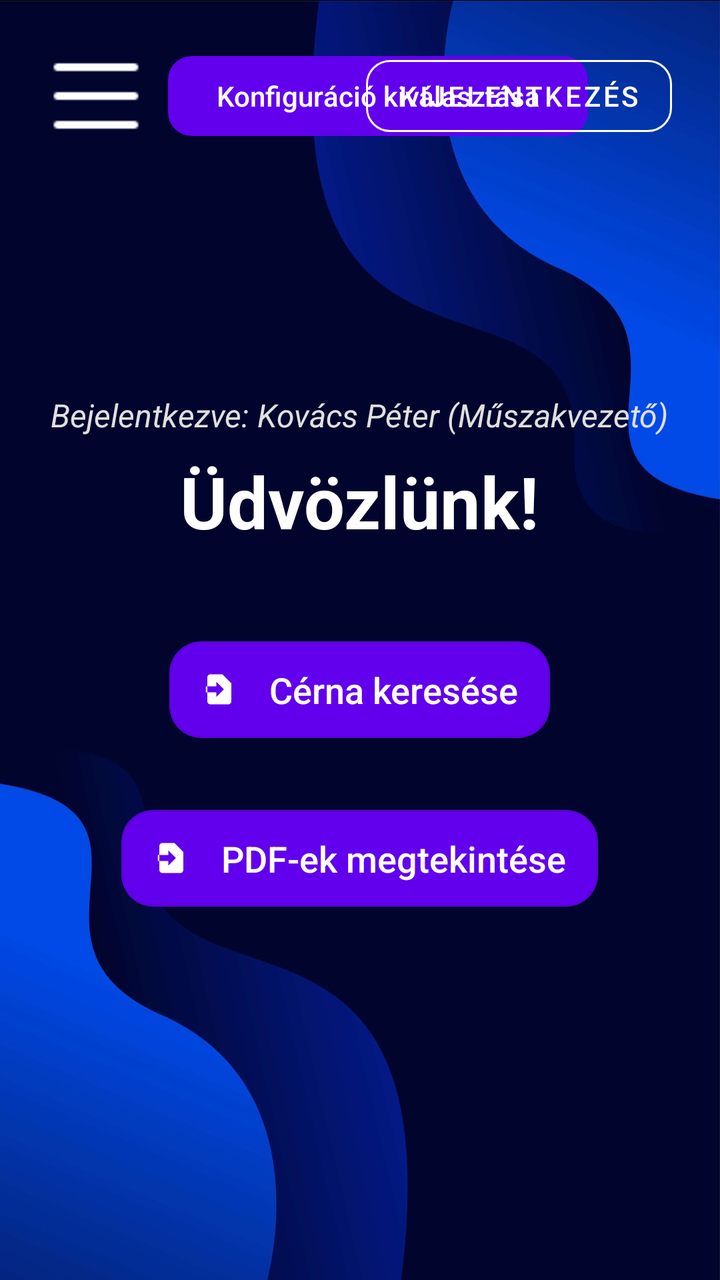
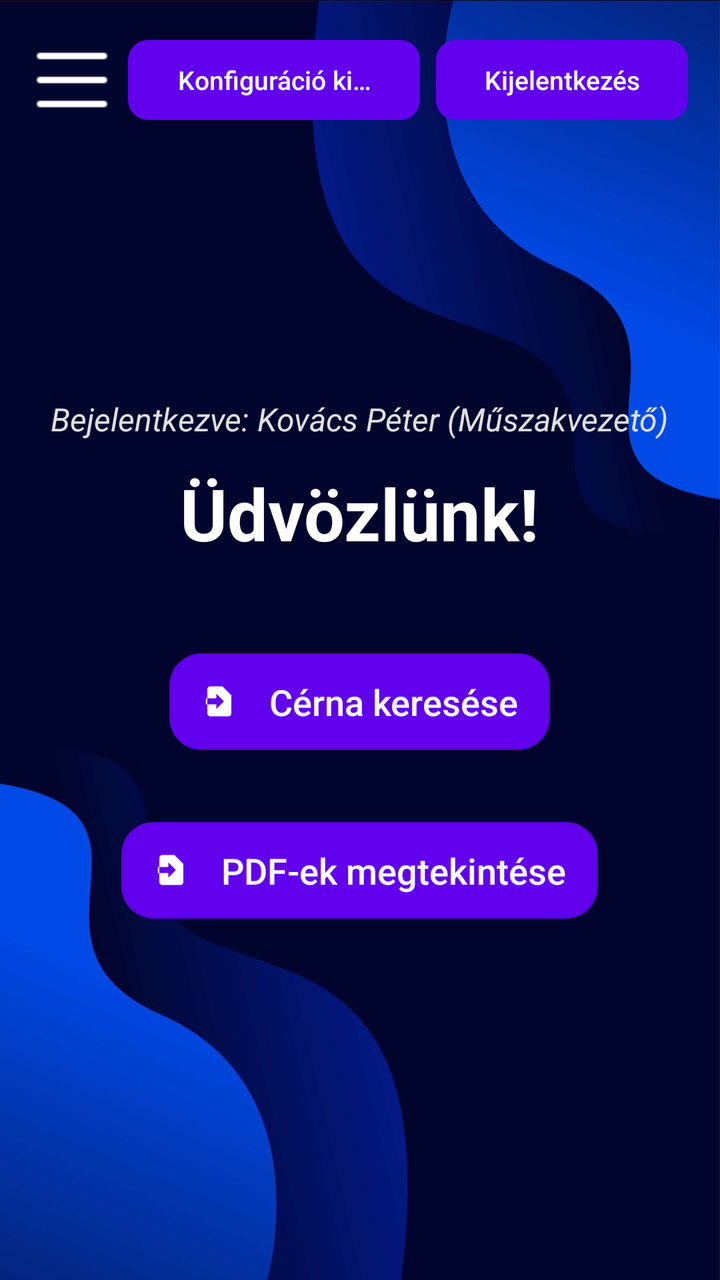

Two renders of the same Android screen: before a commit and after it. Below are the layout's source before the change and the commit's diff.
<!-- AndroidManifest.xml: application theme Theme.Szakdoga -->
<!-- res/layout/activity_main.xml -->
<?xml version="1.0" encoding="utf-8"?>
<FrameLayout
    xmlns:android="http://schemas.android.com/apk/res/android"
    xmlns:app="http://schemas.android.com/apk/res-auto"
    xmlns:tools="http://schemas.android.com/tools"
    android:layout_width="match_parent"
    android:layout_height="match_parent"
    tools:context=".MainActivity"
    android:background="@drawable/background">

    <androidx.constraintlayout.widget.ConstraintLayout
        android:id="@+id/main"
        android:layout_width="match_parent"
        android:layout_height="match_parent"
        android:padding="24dp">

        <ImageView
            android:id="@+id/menubutton"
            android:layout_width="48dp"
            android:layout_height="48dp"
            android:onClick="menuPoint"
            android:src="@drawable/hamburgerwhite"
            app:layout_constraintStart_toStartOf="parent"
            app:layout_constraintTop_toTopOf="parent" />

        <Button
            android:id="@+id/load_config_button"
            android:layout_width="wrap_content"
            android:layout_height="wrap_content"
            android:layout_marginStart="12dp"
            android:onClick="selectConfigFromJsonFile"
            android:text="Konfiguráció kiválasztása"
            app:layout_constraintStart_toEndOf="@id/menubutton"
            app:layout_constraintTop_toTopOf="@id/menubutton"
            android:textColor="@android:color/white"
            android:textSize="14sp"
            android:textAllCaps="false"
            android:letterSpacing="0"
            app:cornerRadius="12dp"
            app:backgroundTint="@color/primary"
            app:rippleColor="@color/primary_dark" />

        
        <com.google.android.material.button.MaterialButton
            android:id="@+id/logoutButton"
            style="@style/Widget.MaterialComponents.Button.OutlinedButton"
            android:layout_width="wrap_content"
            android:layout_height="wrap_content"
            android:onClick="logoutUser"
            android:text="Kijelentkezés"
            android:textColor="@color/white"
            android:textSize="14sp"
            app:strokeColor="@color/white"
            app:cornerRadius="12dp"
            app:layout_constraintEnd_toEndOf="parent"
            app:layout_constraintTop_toTopOf="parent" />

        <LinearLayout
            android:id="@+id/main_buttons_container"
            android:layout_width="0dp"
            android:layout_height="wrap_content"
            android:layout_marginTop="40dp"
            android:gravity="center_horizontal"
            android:orientation="vertical"
            app:layout_constraintBottom_toBottomOf="parent"
            app:layout_constraintEnd_toEndOf="parent"
            app:layout_constraintStart_toStartOf="parent"
            app:layout_constraintTop_toTopOf="parent">

            <TextView
                android:id="@+id/userBadgeTextView"
                android:layout_width="wrap_content"
                android:layout_height="wrap_content"
                android:layout_marginBottom="8dp"
                android:text="Bejelentkezve: Kovács Péter (Műszakvezető)"
                android:textColor="#E0E0E0"
                android:textSize="16sp"
                android:textStyle="italic" />

            <TextView
                android:id="@+id/title"
                android:layout_width="wrap_content"
                android:layout_height="wrap_content"
                android:layout_marginBottom="40dp"
                android:text="Üdvözlünk!"
                android:textColor="@color/white"
                android:textSize="36sp"
                android:textStyle="bold" />

            <com.google.android.material.button.MaterialButton
                android:id="@+id/belepes"
                style="@style/Widget.MaterialComponents.Button.OutlinedButton"
                android:layout_width="wrap_content"
                android:layout_height="wrap_content"
                android:layout_marginBottom="24dp"
                android:letterSpacing="0"
                android:minHeight="56dp"
                android:onClick="loggingIn"
                android:paddingVertical="12dp"
                android:text="Cérna keresése"
                android:textAllCaps="false"
                android:textColor="@android:color/white"
                android:textSize="18sp"
                app:backgroundTint="@color/primary"
                app:cornerRadius="16dp"
                app:icon="@drawable/ic_login"
                app:iconGravity="textStart"
                app:iconPadding="16dp"
                app:iconTint="@android:color/white"
                app:rippleColor="@color/primary_dark" />

            <com.google.android.material.button.MaterialButton
                android:id="@+id/pdfek"
                style="@style/Widget.MaterialComponents.Button.OutlinedButton"
                android:layout_width="wrap_content"
                android:layout_height="wrap_content"
                android:layout_marginBottom="24dp"
                android:letterSpacing="0"
                android:minHeight="56dp"
                android:onClick="pdfOpen"
                android:paddingVertical="12dp"
                android:text="PDF-ek megtekintése"
                android:textAllCaps="false"
                android:textColor="@android:color/white"
                android:textSize="18sp"
                app:backgroundTint="@color/primary"
                app:cornerRadius="16dp"
                app:icon="@drawable/ic_login"
                app:iconGravity="textStart"
                app:iconPadding="16dp"
                app:iconTint="@android:color/white"
                app:rippleColor="@color/primary_dark" />
        </LinearLayout>

    </androidx.constraintlayout.widget.ConstraintLayout>

</FrameLayout>
<!-- resources referenced by this layout -->
<resources>
  <color name="primary">#6200EE</color>
  <color name="primary_dark">#3700B3</color>
  <color name="white">#FFFFFFFF</color>
  <!-- drawable background: jpg bitmap (drawable, 67284 bytes) -->
  <!-- drawable hamburgerwhite: png bitmap (drawable, 169 bytes) -->
  <!-- drawable ic_login (drawable) -->
  <vector xmlns:android="http://schemas.android.com/apk/res/android"
      android:width="24dp"
      android:height="24dp"
      android:viewportWidth="24"
      android:viewportHeight="24">
      <path
          android:fillColor="#FFFFFF"
          android:pathData="M10,17v-3H3v-4h7V7l5,5l-5,5M14,2H6A2,2 0 0,0 4,4v16a2,2 0 0,0 2,2h12a2,2 0 0,0 2,-2V8L14,2z"/>
  </vector>
  <style name="Theme.Szakdoga" parent="Base.Theme.Szakdoga" />
  <style name="Base.Theme.Szakdoga" parent="Theme.Material3.DayNight.NoActionBar">
          <item name="android:navigationBarColor">@android:color/white</item>
          <item name="android:windowLightNavigationBar">true</item>
  
  
      </style>
</resources>

<!-- the commit's change to res/layout/activity_main.xml (unified diff, before → after) -->
@@ -12,66 +12,77 @@
         android:id="@+id/main"
         android:layout_width="match_parent"
         android:layout_height="match_parent"
-        android:padding="24dp">
-
-        <ImageView
-            android:id="@+id/menubutton"
-            android:layout_width="48dp"
-            android:layout_height="48dp"
-            android:onClick="menuPoint"
-            android:src="@drawable/hamburgerwhite"
-            app:layout_constraintStart_toStartOf="parent"
-            app:layout_constraintTop_toTopOf="parent" />
-
-        <Button
-            android:id="@+id/load_config_button"
-            android:layout_width="wrap_content"
-            android:layout_height="wrap_content"
-            android:layout_marginStart="12dp"
-            android:onClick="selectConfigFromJsonFile"
-            android:text="Konfiguráció kiválasztása"
-            app:layout_constraintStart_toEndOf="@id/menubutton"
-            app:layout_constraintTop_toTopOf="@id/menubutton"
-            android:textColor="@android:color/white"
-            android:textSize="14sp"
-            android:textAllCaps="false"
-            android:letterSpacing="0"
-            app:cornerRadius="12dp"
-            app:backgroundTint="@color/primary"
-            app:rippleColor="@color/primary_dark" />
+        android:padding="16dp">
 
         
-        <com.google.android.material.button.MaterialButton
-            android:id="@+id/logoutButton"
-            style="@style/Widget.MaterialComponents.Button.OutlinedButton"
-            android:layout_width="wrap_content"
+        <LinearLayout
+            android:id="@+id/topBar"
+            android:layout_width="0dp"
             android:layout_height="wrap_content"
-            android:onClick="logoutUser"
-            android:text="Kijelentkezés"
-            android:textColor="@color/white"
-            android:textSize="14sp"
-            app:strokeColor="@color/white"
-            app:cornerRadius="12dp"
+            android:orientation="horizontal"
+            android:gravity="center_vertical"
+            app:layout_constraintStart_toStartOf="parent"
             app:layout_constraintEnd_toEndOf="parent"
-            app:layout_constraintTop_toTopOf="parent" />
+            app:layout_constraintTop_toTopOf="parent">
+
+            <ImageView
+                android:id="@+id/menubutton"
+                android:layout_width="40dp"
+                android:layout_height="40dp"
+                android:onClick="menuPoint"
+                android:src="@drawable/hamburgerwhite"
+                android:contentDescription="Menü" />
+
+            <Button
+                android:id="@+id/load_config_button"
+                android:layout_width="0dp"
+                android:layout_height="wrap_content"
+                android:layout_weight="1"
+                android:layout_marginStart="8dp"
+                android:layout_marginEnd="8dp"
+                android:onClick="selectConfigFromJsonFile"
+                android:text="Konfiguráció kiválasztása"
+                android:textColor="@android:color/white"
+                android:textSize="13sp"
+                android:textAllCaps="false"
+                android:letterSpacing="0"
+                android:singleLine="true"
+                android:ellipsize="end"
+                app:cornerRadius="10dp"
+                app:backgroundTint="@color/primary"
+                app:rippleColor="@color/primary_dark" />
+
+            <com.google.android.material.button.MaterialButton
+                android:id="@+id/logoutButton"
+                android:layout_width="wrap_content"
+                android:layout_height="wrap_content"
+                android:onClick="logoutUser"
+                android:text="Kijelentkezés"
+                android:textColor="@android:color/white"
+                android:textSize="13sp"
+                android:textAllCaps="false"
+                android:letterSpacing="0"
+                app:cornerRadius="10dp"
+                app:backgroundTint="@color/primary"
+                app:rippleColor="@color/primary_dark" />
+        </LinearLayout>
 
         <LinearLayout
             android:id="@+id/main_buttons_container"
             android:layout_width="0dp"
             android:layout_height="wrap_content"
-            android:layout_marginTop="40dp"
             android:gravity="center_horizontal"
             android:orientation="vertical"
             app:layout_constraintBottom_toBottomOf="parent"
             app:layout_constraintEnd_toEndOf="parent"
             app:layout_constraintStart_toStartOf="parent"
-            app:layout_constraintTop_toTopOf="parent">
+            app:layout_constraintTop_toBottomOf="@id/topBar">
 
             <TextView
                 android:id="@+id/userBadgeTextView"
                 android:layout_width="wrap_content"
                 android:layout_height="wrap_content"
-                android:layout_marginBottom="8dp"
+                android:layout_marginBottom="12dp"
                 android:text="Bejelentkezve: Kovács Péter (Műszakvezető)"
                 android:textColor="#E0E0E0"
                 android:textSize="16sp"
